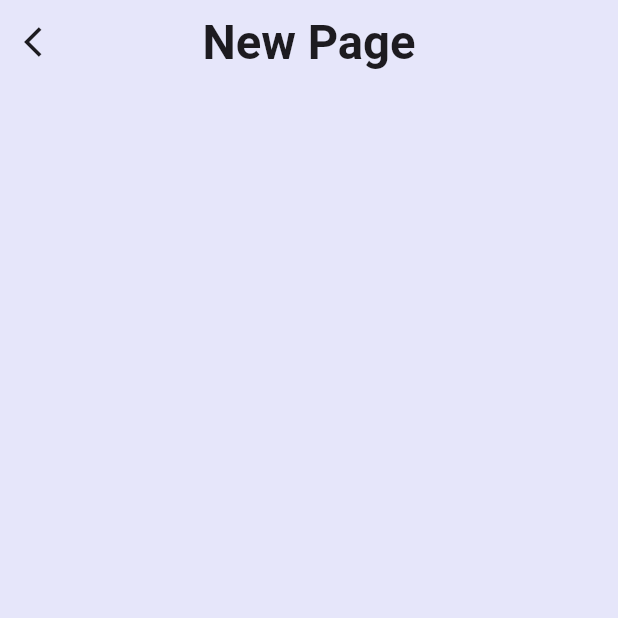
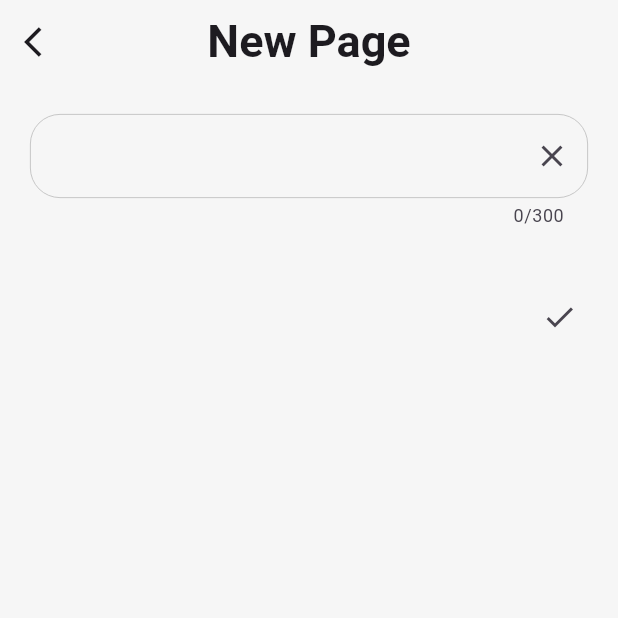
Before and after one commit to dzyz6/LoveApp, a Flutter app: the MyHomePage screen opened directly, item 2 of the bottom bar chosen, after a tap on the "add" icon, on a phone screen of 412 x 824 dp, the top half of it. Run offline on Flutter 3.47's test engine with Material 3 defaults, Android fonts, the light colour scheme and no system bars; our stand-ins replace flutter_screenutil, shared_preferences; accounts and stored records are empty; Roboto replaces fonts that are missing (KE).

Commit message:
[fea]最后一天

```diff
--- a/lib/main.dart
+++ b/lib/main.dart
@@ -31,7 +31,7 @@ class MyApp extends StatelessWidget {
 
   Widget build(BuildContext context) {
     return ScreenUtilInit(
-      designSize: Size(393, 852),
+      designSize: Size(MediaQuery.of(context).size.width, MediaQuery.of(context).size.height),
       child: ChangeNotifierProvider(
         create: (context) => PublicProvider(),
         child: MaterialApp(
--- a/lib/view/addimage.dart
+++ b/lib/view/addimage.dart
@@ -1,6 +1,7 @@
 import 'package:flutter/cupertino.dart';
 import 'package:flutter/material.dart';
 import 'package:flutter_screenutil/flutter_screenutil.dart';
+import 'package:shared_preferences/shared_preferences.dart';
 
 class Addimage extends StatefulWidget {
   const Addimage({super.key});
@@ -11,23 +12,92 @@ class Addimage extends StatefulWidget {
 
 class _AddimageState extends State<Addimage> {
   @override
+  TextEditingController controller = TextEditingController();
+  var list = <String>[];
+
+  Future _settext() async {
+    SharedPreferences prefs = await SharedPreferences.getInstance();
+    prefs.setStringList('list', list);
+    print(prefs.getStringList('list'));
+  }
+
+  Future _content() async {
+    SharedPreferences prefs = await SharedPreferences.getInstance();
+    list=prefs.getStringList('list')!;
+  }
+
+  late String content;
+
   Widget build(BuildContext context) {
     return Scaffold(
-      backgroundColor:Color(0xFFE6E6FA),
+      backgroundColor: Color(0xFFF6F6F6),
       appBar: AppBar(
         backgroundColor: Colors.transparent,
         centerTitle: true,
-        leading: IconButton(onPressed: (){Navigator.pop(context);}, icon:Icon(Icons.arrow_back_ios) ),
-        title: Text("New Page",style: TextStyle(fontFamily: 'KE',fontWeight: FontWeight.bold,fontSize: 30.w),),
-      ),
-      body: Container(
-        width: 300.h,
-        height: 300.w,
-        child: Container(
-
+        leading: IconButton(
+            onPressed: () {
+              Navigator.pop(context);
+            },
+            icon: Icon(Icons.arrow_back_ios)),
+        title: Text(
+          "New Page",
+          style: TextStyle(
+              fontFamily: 'KE', fontWeight: FontWeight.bold, fontSize: 30.w),
         ),
       ),
+      body: SingleChildScrollView(
+        child: Column(
+          children: [
+            Container(
+              margin: EdgeInsets.all(20.w),
+              child: Container(
+                child: TextField(
+                  maxLines: null,
+                  controller: controller,
+                  maxLength: 300,
+                  decoration: InputDecoration(
+                    suffixIcon: IconButton(
+                        onPressed: () {
+                          controller.clear();
+                        },
+                        icon: Icon(Icons.close)),
+                    enabledBorder: OutlineInputBorder(
+                        borderSide:
+                            BorderSide(color: Color(0xffB6B6B6), width: 0.5.w),
+                        borderRadius: BorderRadius.all(Radius.circular(20.r))),
+                    focusedBorder: OutlineInputBorder(
+                        borderSide:
+                            BorderSide(color: Colors.black, width: 0.5.w),
+                        borderRadius: BorderRadius.all(Radius.circular(20.r))),
+                  ),
+                ),
+              ),
+            ),
+            Row(
+              mainAxisAlignment: MainAxisAlignment.end,
+              children: [
+                Container(
+                  margin: EdgeInsets.all(15.h),
+                  child: IconButton(
+                      onPressed: () async{
+                        await _content();
+                        setState(() {
+                          content = controller.text;
+                          list.add(content);
+                        });
 
+                        print("dddddddddddddddddddddddddddddddddddddddddd");
+                        await _settext();
+
+                        Navigator.of(context).pop();
+                      },
+                      icon: Icon(Icons.done)),
+                ),
+              ],
+            )
+          ],
+        ),
+      ),
     );
   }
 }
--- a/lib/view/firstpage.dart
+++ b/lib/view/firstpage.dart
@@ -336,7 +336,7 @@ class _BottomSliverState extends State<BottomSliver> {
             _offstage = true;
           });
           await showModalBottomSheet(
-            barrierColor: Colors.black38,
+            barrierColor: Colors.black26,
             constraints: BoxConstraints(minHeight: 50.w),
             context: context,
             builder: (context) {
@@ -593,8 +593,7 @@ class _QuanState extends State<Quan> {
           ),
         ),
         Positioned(
-          top: 13.w,
-          left: 10.h,
+
           child: Container(
             child: Text(
               "∞次使用",
--- a/lib/view/loginpage.dart
+++ b/lib/view/loginpage.dart
@@ -83,6 +83,7 @@ class Loginpage extends StatelessWidget {
             children: [
               InkWell(
                 onTap: () {
+                  LogInNumber(2);
                   Navigator.push(
                       context, MaterialPageRoute(builder: (_) => MyHomePage()));
                 },
--- a/lib/view/secondpage.dart
+++ b/lib/view/secondpage.dart
@@ -1,5 +1,6 @@
 import 'package:flutter/material.dart';
 import 'package:flutter_screenutil/flutter_screenutil.dart';
+import 'package:shared_preferences/shared_preferences.dart';
 
 import 'addimage.dart';
 
@@ -11,13 +12,29 @@ class Secondpage extends StatefulWidget {
 }
 
 class _SecondpageState extends State<Secondpage> {
+  @override
+
+   var list;
+  Future _content() async {
+    SharedPreferences prefs = await SharedPreferences.getInstance();
+    list =prefs.getStringList('list')!;
+    print(prefs.getStringList('list'));
+    print(list);
+  }
 
   @override
+  void initState(){
+    super.initState();
+    _content();
+
+  }
+
+
   Widget build(BuildContext context) {
     return Container(
       decoration: BoxDecoration(
           // gradient: LinearGradient(colors: [Color(0xFFE6E6Ea),Color(0xFFF5F5FF),],begin: Alignment.topCenter,end: Alignment.bottomCenter,stops: [0.8,1])
-        color: Color(0xFFF0F0F0)
+          color: Color(0xFFF6F6F6)
       ),
       child: Scaffold(
         backgroundColor: Colors.transparent,
@@ -28,6 +45,9 @@ class _SecondpageState extends State<Secondpage> {
         body: Column(
           children: [
             Bar(),
+            FutureBuilder(future: _content(), builder: (context,snapshot){
+              return Text('${list[0]}');
+            })
           ],
         ),
       ),
--- a/lib/view/thirdpage.dart
+++ b/lib/view/thirdpage.dart
@@ -16,7 +16,8 @@ class _ThirdpageState extends State<Thirdpage> {
   Widget build(BuildContext context) {
     return Container(
       decoration: BoxDecoration(
-         gradient: LinearGradient(colors:[Color(0xFFFDE9C1),Color(0xFFFDE9Cc),] ,begin: Alignment.bottomCenter,end: Alignment.topCenter)
+         // gradient: LinearGradient(colors:[Color(0xFFFDE9C1),Color(0xFFFDE9Cc),] ,begin: Alignment.bottomCenter,end: Alignment.topCenter)
+          color: Color(0xFFF6F6F6)
       ),
       child: Scaffold(
         appBar: AppBar(
@@ -65,8 +66,8 @@ class _BodyContentState extends State<BodyContent> {
                         _list=0;
                     });
                   }, icon: Icon(Icons.circle,color: Colors.redAccent,size: 8.w,))),
-                top: 110.w,
-                left: 70.h,
+                top: 105.w,
+                left:80.h,
               ),///独山子
               Positioned(
                 child: SizedBox(
@@ -78,7 +79,7 @@ class _BodyContentState extends State<BodyContent> {
                   });
                 }, icon: Icon(Icons.circle,color: Colors.redAccent,size: 8.w,))),
                 top: 260.w,
-                left: 257.h,
+                left: 268.h,
               ),///长沙
               Positioned(
                 child: SizedBox(width:20.h,height:20.w,child: IconButton(onPressed: (){
@@ -87,8 +88,8 @@ class _BodyContentState extends State<BodyContent> {
                     _list=2;
                   });
                 }, icon: Icon(Icons.circle,color: Colors.redAccent,size: 8.w,))),
-                top: 232.w,
-                left: 245.h,
+                top: 235.w,
+                left: 255.h,
               ),///宜昌
               Positioned(
                 child: SizedBox(width:20.h,height:20.w,child: IconButton(onPressed: (){
@@ -97,8 +98,8 @@ class _BodyContentState extends State<BodyContent> {
                     _list=3;
                   });
                 }, icon: Icon(Icons.circle,color: Colors.redAccent,size: 8.w,))),
-                top: 155.w,
-                left: 280.h,
+                top: 153.w,
+                left: 293.h,
               ),///天津
               Positioned(
                 child: SizedBox(width:20.h,height:20.w,child: IconButton(onPressed: (){
@@ -108,7 +109,7 @@ class _BodyContentState extends State<BodyContent> {
                   });
                 }, icon: Icon(Icons.circle,color: Colors.redAccent,size: 8.w,))),
                 top: 203.w,
-                left: 223.h,
+                left: 235.h,
               ),///西安
               Positioned(
                 child: SizedBox(width:20.h,height:20.w,child: IconButton(onPressed: (){
@@ -117,8 +118,8 @@ class _BodyContentState extends State<BodyContent> {
                     _list=5;
                   });
                 }, icon: Icon(Icons.circle,color: Colors.redAccent,size: 8.w,))),
-                top: 252.w,
-                left: 240.h,
+                top: 255.w,
+                left: 250.h,
               ),///张家界
             ],
           ),
@@ -216,7 +217,8 @@ class BoxImg extends StatelessWidget {
         Center(
           child: Container(
             decoration: BoxDecoration(
-                color: Colors.white70,
+                  border: Border.all(color: Colors.black, width: 0.05.w,),
+                color: Colors.white,
                 borderRadius: BorderRadius.all(Radius.circular(20.r))
             ),
             width: 270.h,
```
Also changed, not shown: 8 other files.
